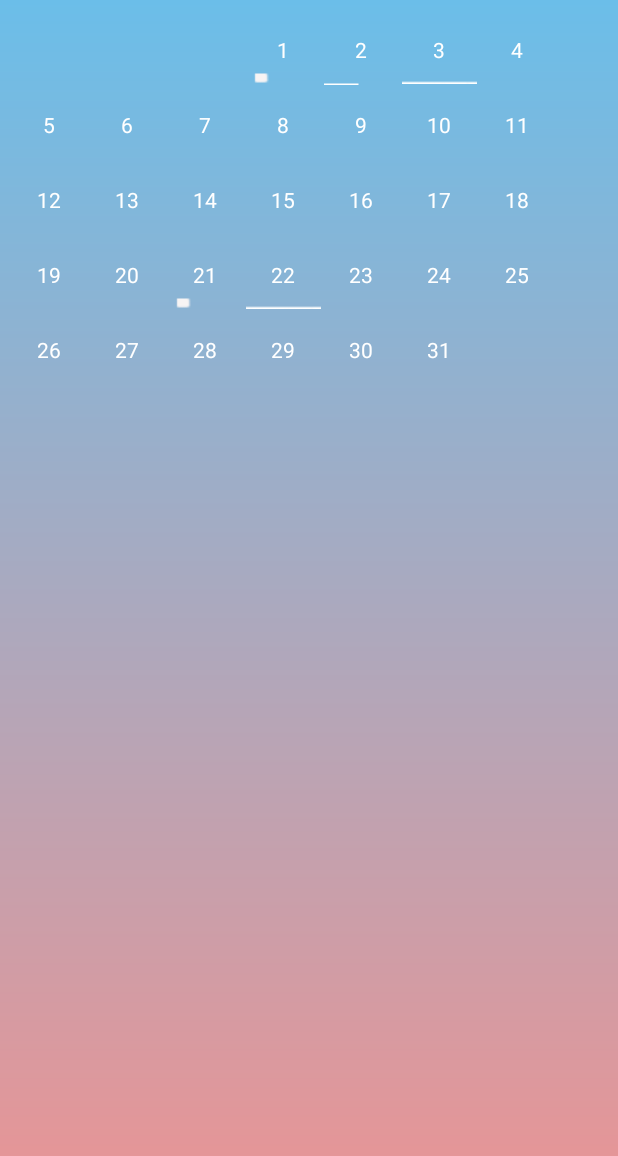
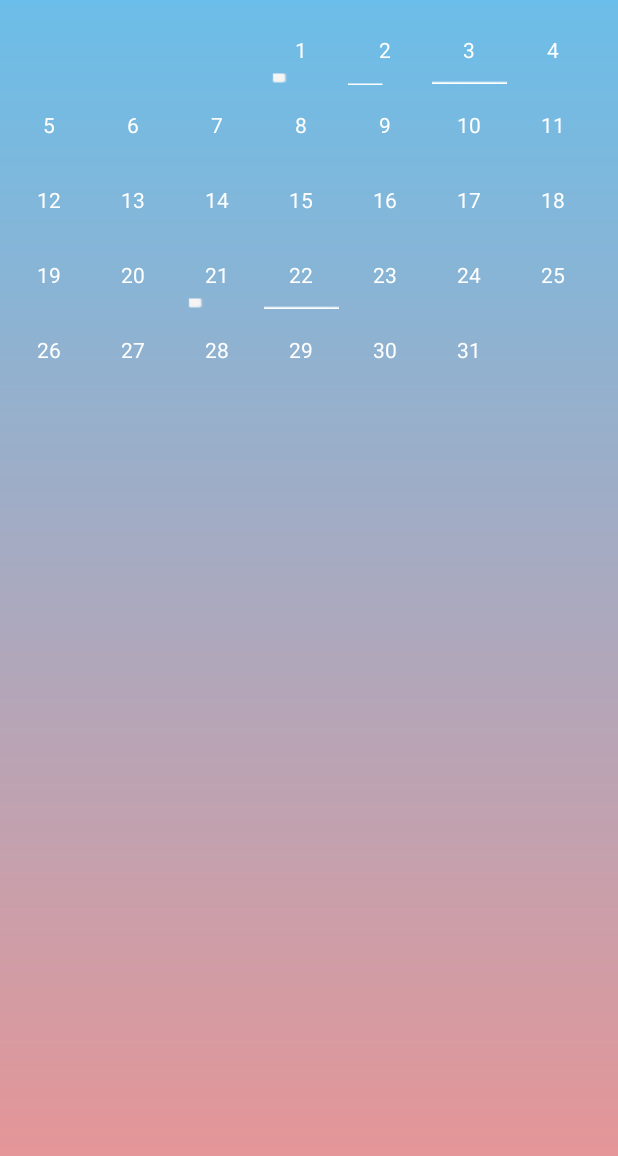
Before and after one commit to Zelen23/calendar_for_nm, an Android app: the screen it shows after launch (MainActivity), on a phone screen of 412 x 824 dp. Shown: the top 1156 px of the screen. Run offline under Robolectric (Android 15) with nearby library versions, the phone set to English and light mode, and no system bars.

Commit message:
'prestate_to_Gesture_2'

```diff
--- a/app/src/main/res/layout/activity_main.xml
+++ b/app/src/main/res/layout/activity_main.xml
@@ -17,8 +17,8 @@
 
     <GridView
         android:id="@+id/gridView"
-        android:layout_width="368dp"
-        android:layout_height="244dp"
+        android:layout_width="match_parent"
+        android:layout_height="250dp"
         android:layout_marginBottom="8dp"
         android:layout_marginEnd="8dp"
         android:layout_marginStart="8dp"
@@ -26,7 +26,7 @@
         android:focusable="true"
         android:numColumns="7"
         app:layout_constraintBottom_toBottomOf="parent"
-        app:layout_constraintEnd_toEndOf="parent"
+        app:layout_constraintEnd_toEndOf="@+id/gestures"
         app:layout_constraintHorizontal_bias="0.0"
         app:layout_constraintStart_toStartOf="@+id/gestures"
         app:layout_constraintTop_toTopOf="parent"
```
